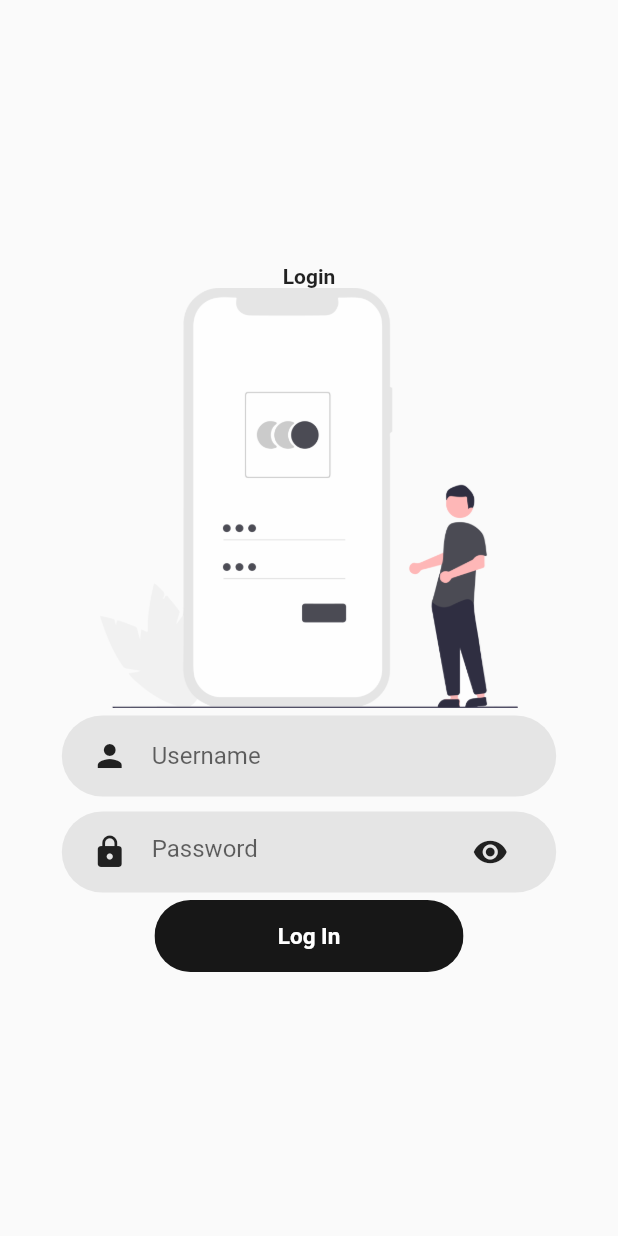
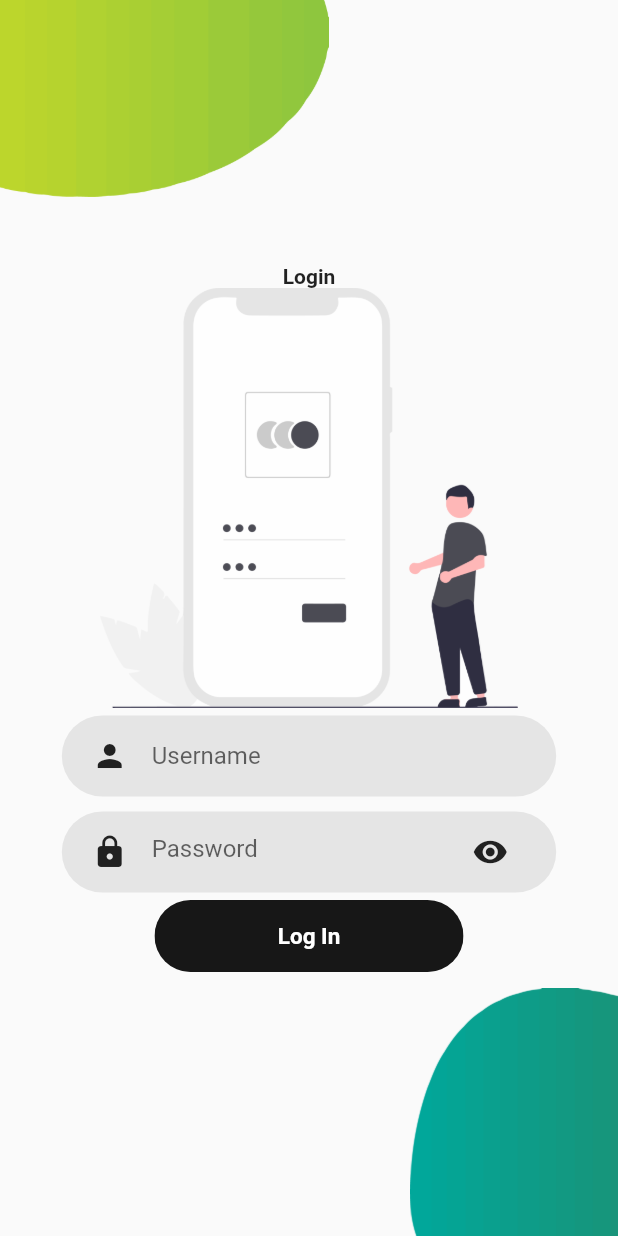
Before and after one commit to Sushi-Oriented/SistemPenilaianGuru, a Flutter app: the screen it shows after launch, after a tap on "Login", on a phone screen of 412 x 824 dp. Run offline on Flutter 3.47's test engine with Material 2 defaults, Android fonts, the phone set to English and light mode, and no system bars; our stand-ins replace flutter_signin_button.

Commit message:
Change login background

```diff
--- a/lib/screens/login/login_body.dart
+++ b/lib/screens/login/login_body.dart
@@ -1,4 +1,5 @@
 import 'package:flutter/material.dart';
+import 'package:spg_test/components/background.dart';
 
 import 'package:spg_test/components/rounded_button.dart';
 import 'package:spg_test/components/rounded_input_field.dart';
@@ -15,8 +16,8 @@ class LoginBody extends StatelessWidget {
 
   @override
   Widget build(BuildContext context) {
-    return Center(
-      child: Container(
+    return Background(
+      child: SingleChildScrollView(
         child: Column(
             mainAxisAlignment: MainAxisAlignment.center,
             children: <Widget>[
```
